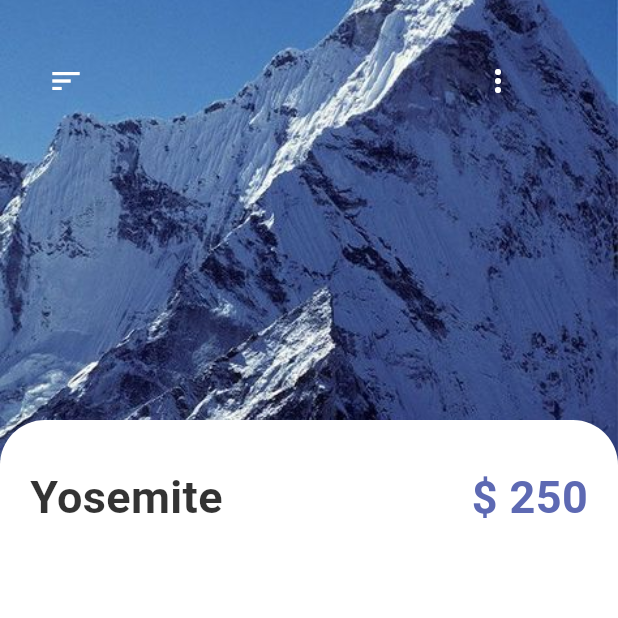
After one commit to fidelisnwabisi/travel_app, a Flutter app: the screen it shows after launch, on a phone screen of 412 x 824 dp, the top half of it. The commit adds this screen. Run offline on Flutter 3.47's test engine with Material 2 defaults, Android fonts, the phone set to English and light mode, and no system bars.

Commit message:
added details_page.dart

```diff
--- a/lib/main.dart
+++ b/lib/main.dart
@@ -1,4 +1,5 @@
 import 'package:flutter/material.dart';
+import 'package:travel_app/pages/detail_page.dart';
 import 'package:travel_app/pages/home_page.dart';
 import 'package:travel_app/pages/nav_pages/main_page.dart';
 
@@ -36,7 +37,7 @@ class MyApp extends StatelessWidget {
         colorScheme: ColorScheme.fromSeed(seedColor: Colors.deepPurple),
         useMaterial3: true,
       ),
-      home: MainPage(),
+      home: DetailPage(),
     );
   }
 }
--- /dev/null
+++ b/lib/pages/detail_page.dart
@@ -0,0 +1,93 @@
+import 'package:flutter/material.dart';
+import 'package:travel_app/misc/colors.dart';
+import 'package:travel_app/widgets/app_large_text.dart';
+
+class DetailPage extends StatefulWidget {
+  const DetailPage({super.key});
+
+  @override
+  State<DetailPage> createState() => _DetailPageState();
+}
+
+class _DetailPageState extends State<DetailPage> {
+  @override
+  Widget build(BuildContext context) {
+    return Scaffold(
+      body: Container(
+        width: double.maxFinite,
+        height: double.maxFinite,
+        child: Stack(
+          children: [
+            Positioned(
+              left: 0,
+              right: 0,
+              child: Container(
+                width: double.maxFinite,
+                height: 350,
+                decoration: const BoxDecoration(
+                  image: DecorationImage(
+                    image: AssetImage("img/mountain.jpeg"),
+                    fit: BoxFit.cover,
+                  ),
+                ),
+              ),
+            ),
+            Positioned(
+              top: 30,
+              left: 20,
+              child: Row(
+                children: [
+                  IconButton(
+                    onPressed: () {},
+                    icon: const Icon(Icons.sort),
+                    color: Colors.white,
+                  ),
+                  const SizedBox(width: 240),
+                  IconButton(
+                    onPressed: () {},
+                    icon: const Icon(
+                      Icons.more_vert,
+                      color: Colors.white,
+                    ),
+                  ),
+                ],
+              ),
+            ),
+            Positioned(
+              top: 280,
+              child: Container(
+                padding: const EdgeInsets.only(right: 20, left: 20, top: 30),
+                width: MediaQuery.of(context).size.width,
+                height: 500,
+                decoration: BoxDecoration(
+                  color: Colors.white,
+                  borderRadius: BorderRadius.only(
+                    topLeft: Radius.circular(30),
+                    topRight: Radius.circular(30),
+                  ),
+                ),
+                child: Column(
+                  children: [
+                    Row(
+                      mainAxisAlignment: MainAxisAlignment.spaceBetween,
+                      children: [
+                        AppLargeText(
+                            text: "Yosemite",
+                            size: 30,
+                            color: Colors.black.withOpacity(0.8)),
+                        AppLargeText(
+                            text: "\$ 250",
+                            size: 30,
+                            color: AppColors.mainColor),
+                      ],
+                    )
+                  ],
+                ),
+              ),
+            )
+          ],
+        ),
+      ),
+    );
+  }
+}
--- a/lib/widgets/app_large_text.dart
+++ b/lib/widgets/app_large_text.dart
@@ -3,12 +3,13 @@ import 'package:flutter/material.dart';
 class AppLargeText extends StatelessWidget {
   double? size = 30;
   final String text;
-  final Color color = Colors.black;
+  Color? color = Colors.black;
 
   AppLargeText({
     super.key,
     this.size,
     required this.text,
+    this.color,
   });
 
   @override
```
Also changed, not shown: 1 other file.
